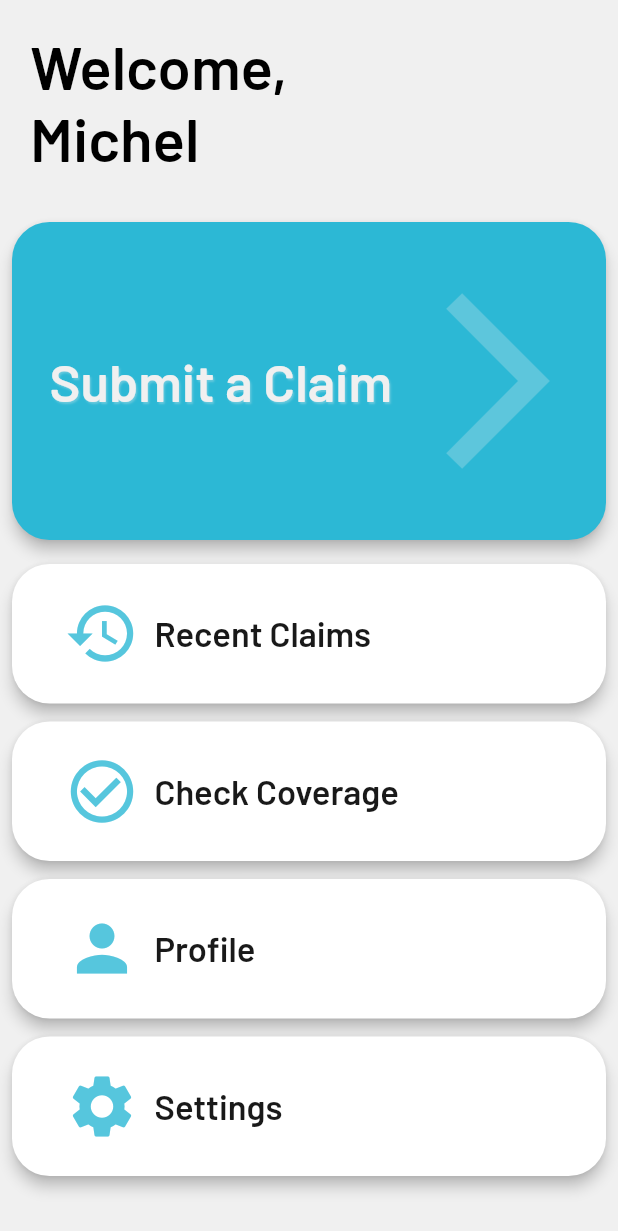
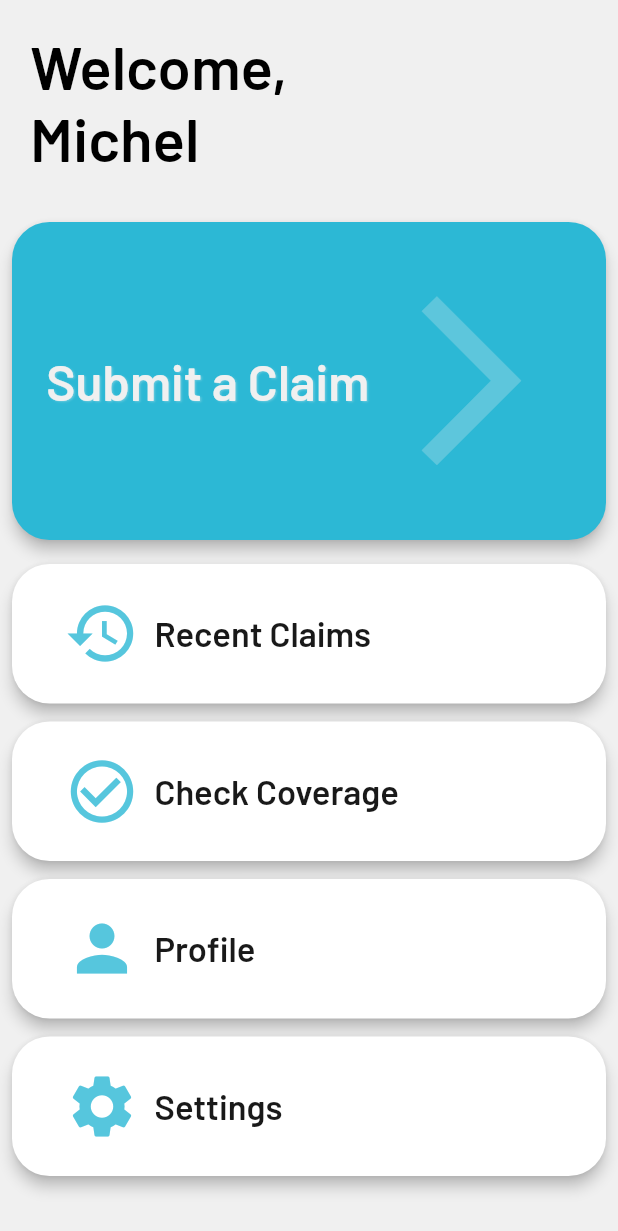
Before and after one commit to MichelRahme/safeline_insurance, a Flutter app: the screen it shows after launch, on a phone screen of 412 x 824 dp. Shown: the top 1231 px of the screen. Run offline on Flutter 3.47's test engine with Material 2 defaults, Android fonts, the phone set to English and light mode, and no system bars; our stand-ins replace animated_text_kit, google_fonts, image_picker; missing offline and left inert: mlkit.

Commit message:
#master - Fix margin warning on ios and android

```diff
--- a/lib/screens/home_page.dart
+++ b/lib/screens/home_page.dart
@@ -64,20 +64,20 @@ class _HomePageState extends State<HomePage> {
                               borderRadius: BorderRadius.circular(25.0),
                             ),
                             child: Container(
-                              margin: EdgeInsets.only(left: 25.0),
+//                              margin: EdgeInsets.only(left: 25.0),
                               child: Column(
                                 mainAxisAlignment: MainAxisAlignment.center,
-                                children: [
+                                children: <Widget>[
                                   Row(
+                                    mainAxisAlignment: MainAxisAlignment.center,
                                     children: <Widget>[
                                       Column(
                                         children: <Widget>[
-                                          Container(
-                                            child: Text(
+                                          Text(
                                             "Submit a Claim",
                                             style: GoogleFonts.barlow(
                                                 fontWeight: FontWeight.w600,
-                                                  fontSize: 35.0,
+                                                fontSize: 33.0,
                                                 shadows: [
                                                   Shadow(
                                                     blurRadius: 1.0,
@@ -88,18 +88,15 @@ class _HomePageState extends State<HomePage> {
                                                 ],
                                                 color: constants.primary),
                                           ),
-                                          ),
                                         ],
                                       ),
                                       Column(
                                         children: <Widget>[
-                                          Container(
-                                            child: Icon(
+                                          Icon(
                                             Icons.arrow_forward_ios,
-                                              size: 140.0,
+                                            size: 135.0,
                                             color: constants.primary
                                                 .withOpacity(0.25),
-                                            ),
                                           ),
                                         ],
                                       ),
```
Lines whose indentation alone changed are shown as unchanged.
